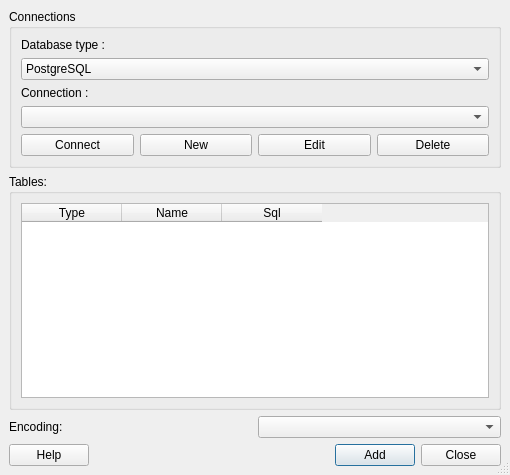
Old version of the form branches/ogr-plugin-branch/src/ui/qgsdbsourceselectbase.ui in the repository stopa85/Quantum-GIS.
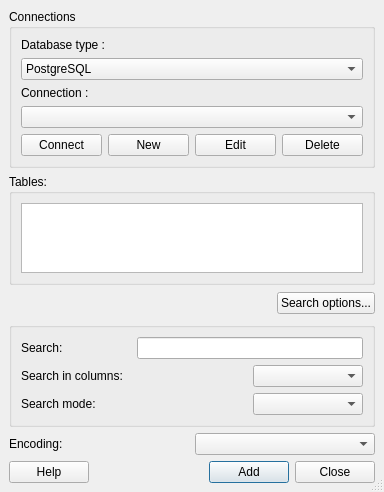
New version of the form. Icons and pictures are not drawn.

What changed in the file:
```diff
--- a/branches/ogr-plugin-branch/src/ui/qgsdbsourceselectbase.ui
+++ b/branches/ogr-plugin-branch/src/ui/qgsdbsourceselectbase.ui
@@ -5,8 +5,8 @@
    <rect>
     <x>0</x>
     <y>0</y>
-    <width>510</width>
-    <height>475</height>
+    <width>384</width>
+    <height>457</height>
    </rect>
   </property>
   <property name="windowTitle" >
@@ -137,50 +137,95 @@
      <property name="title" >
       <string>Tables:</string>
      </property>
-     <layout class="QVBoxLayout" >
+     <layout class="QGridLayout" >
       <property name="margin" >
        <number>9</number>
       </property>
       <property name="spacing" >
        <number>6</number>
       </property>
-      <item>
-       <widget class="QTableWidget" name="lstTables" >
-        <property name="mouseTracking" >
-         <bool>true</bool>
-        </property>
-        <property name="editTriggers" >
-         <set>QAbstractItemView::NoEditTriggers</set>
-        </property>
+      <item row="0" column="0" >
+       <widget class="QTreeView" name="mTablesTreeView" >
         <property name="selectionMode" >
          <enum>QAbstractItemView::MultiSelection</enum>
         </property>
-        <property name="selectionBehavior" >
-         <enum>QAbstractItemView::SelectRows</enum>
+       </widget>
+      </item>
+     </layout>
+    </widget>
+   </item>
+   <item>
+    <layout class="QHBoxLayout" >
+     <property name="margin" >
+      <number>0</number>
+     </property>
+     <property name="spacing" >
+      <number>6</number>
+     </property>
+     <item>
+      <spacer>
+       <property name="orientation" >
+        <enum>Qt::Horizontal</enum>
+       </property>
+       <property name="sizeHint" >
+        <size>
+         <width>305</width>
+         <height>25</height>
+        </size>
+       </property>
+      </spacer>
+     </item>
+     <item>
+      <widget class="QPushButton" name="mSearchOptionsButton" >
+       <property name="text" >
+        <string>Search options...</string>
+       </property>
+      </widget>
+     </item>
+    </layout>
+   </item>
+   <item>
+    <widget class="QGroupBox" name="mSearchGroupBox" >
+     <property name="title" >
+      <string/>
+     </property>
+     <layout class="QGridLayout" >
+      <property name="margin" >
+       <number>9</number>
+      </property>
+      <property name="spacing" >
+       <number>6</number>
+      </property>
+      <item row="0" column="0" >
+       <widget class="QLabel" name="mSearchLabel" >
+        <property name="text" >
+         <string>Search:</string>
         </property>
-        <property name="showGrid" >
-         <bool>false</bool>
+       </widget>
+      </item>
+      <item row="2" column="0" colspan="2" >
+       <widget class="QLabel" name="mSearchModeLabel" >
+        <property name="text" >
+         <string>Search mode:</string>
         </property>
-        <property name="gridStyle" >
-         <enum>Qt::SolidLine</enum>
+       </widget>
+      </item>
+      <item row="2" column="2" >
+       <widget class="QComboBox" name="mSearchModeComboBox" />
+      </item>
+      <item row="1" column="0" colspan="2" >
+       <widget class="QLabel" name="mSearchColumnsLabel" >
+        <property name="text" >
+         <string>Search in columns:</string>
         </property>
-        <column>
-         <property name="text" >
-          <string>Type</string>
-         </property>
-        </column>
-        <column>
-         <property name="text" >
-          <string>Name</string>
-         </property>
-        </column>
-        <column>
-         <property name="text" >
-          <string>Sql</string>
-         </property>
-        </column>
        </widget>
       </item>
+      <item row="1" column="2" >
+       <widget class="QComboBox" name="mSearchColumnComboBox" />
+      </item>
+      <item row="0" column="1" colspan="2" >
+       <widget class="QLineEdit" name="mSearchTableEdit" />
+      </item>
      </layout>
     </widget>
    </item>
```
Left out of the diff: 6 changed lines with no effect on the pictures.
